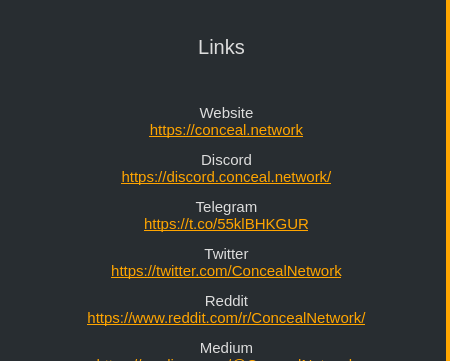
ConcealNetwork/conceal-desktop, file src/gui/ui/linksdialog.ui: the form before one commit; both pictures show x 0 to 450 and y 0 to 361 of the 450 by 597 pixel window.
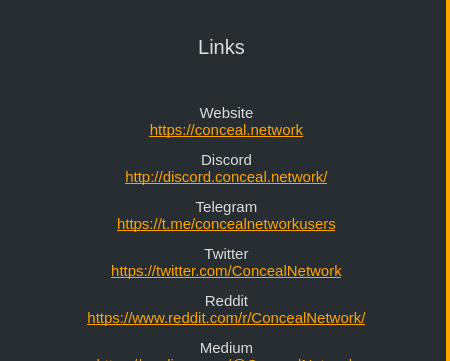
The form after the commit.

```diff
--- a/src/gui/ui/linksdialog.ui
+++ b/src/gui/ui/linksdialog.ui
@@ -68,7 +68,7 @@
 border-right: 0px;</string>
       </property>
       <property name="text">
-       <string>&lt;html&gt;&lt;head/&gt;&lt;body&gt;&lt;p align=&quot;center&quot;&gt;Website&lt;br/&gt;&lt;a href=&quot;https://conceal.network&quot;&gt;&lt;span style=&quot; text-decoration: underline; color:#ffa500;&quot;&gt;https://conceal.network&lt;/span&gt;&lt;/a&gt;&lt;/p&gt;&lt;p align=&quot;center&quot;&gt;Discord&lt;br/&gt;&lt;a href=&quot;https://discord.conceal.network/&quot;&gt;&lt;span style=&quot; text-decoration: underline; color:#ffa500;&quot;&gt;https://discord.conceal.network/&lt;/span&gt;&lt;/a&gt;&lt;/p&gt;&lt;p align=&quot;center&quot;&gt;Telegram&lt;br/&gt;&lt;a href=&quot;https://t.co/55klBHKGUR&quot;&gt;&lt;span style=&quot; text-decoration: underline; color:#ffa500;&quot;&gt;https://t.co/55klBHKGUR&lt;/span&gt;&lt;/a&gt;&lt;/p&gt;&lt;p align=&quot;center&quot;&gt;Twitter&lt;br/&gt;&lt;a href=&quot;https://twitter.com/ConcealNetwork&quot;&gt;&lt;span style=&quot; text-decoration: underline; color:#ffa500;&quot;&gt;https://twitter.com/ConcealNetwork&lt;/span&gt;&lt;/a&gt;&lt;/p&gt;&lt;p align=&quot;center&quot;&gt;Reddit&lt;br/&gt;&lt;a href=&quot;https://www.reddit.com/r/ConcealNetwork/&quot;&gt;&lt;span style=&quot; text-decoration: underline; color:#ffa500;&quot;&gt;https://www.reddit.com/r/ConcealNetwork/&lt;/span&gt;&lt;/a&gt;&lt;/p&gt;&lt;p align=&quot;center&quot;&gt;Medium&lt;br/&gt;&lt;a href=&quot;https://medium.com/@ConcealNetwork&quot;&gt;&lt;span style=&quot; text-decoration: underline; color:#ffa500;&quot;&gt;https://medium.com/@ConcealNetwork&lt;/span&gt;&lt;/a&gt;&lt;/p&gt;&lt;p align=&quot;center&quot;&gt;Github&lt;br/&gt;&lt;a href=&quot;https://github.com/ConcealNetwork&quot;&gt;&lt;span style=&quot; text-decoration: underline; color:#ffa500;&quot;&gt;https://github.com/ConcealNetwork&lt;/span&gt;&lt;/a&gt;&lt;/p&gt;&lt;p align=&quot;center&quot;&gt;Bitcointalk&lt;br/&gt;&lt;a href=&quot;https://bitcointalk.org/index.php?topic=5086106&quot;&gt;&lt;span style=&quot; text-decoration: underline; color:#ffa500;&quot;&gt;https://bitcointalk.org/index.php?topic=5086106&lt;/span&gt;&lt;/a&gt;&lt;/p&gt;&lt;/body&gt;&lt;/html&gt;</string>
+       <string>&lt;html&gt;&lt;head/&gt;&lt;body&gt;&lt;p align=&quot;center&quot;&gt;Website&lt;br/&gt;&lt;a href=&quot;https://conceal.network&quot;&gt;&lt;span style=&quot; text-decoration: underline; color:#ffa500;&quot;&gt;https://conceal.network&lt;/span&gt;&lt;/a&gt;&lt;/p&gt;&lt;p align=&quot;center&quot;&gt;Discord&lt;br/&gt;&lt;a href=&quot;http://discord.conceal.network/&quot;&gt;&lt;span style=&quot; text-decoration: underline; color:#ffa500;&quot;&gt;http://discord.conceal.network/&lt;/span&gt;&lt;/a&gt;&lt;/p&gt;&lt;p align=&quot;center&quot;&gt;Telegram&lt;br/&gt;&lt;a href=&quot;https://t.me/concealnetworkusers&quot;&gt;&lt;span style=&quot; text-decoration: underline; color:#ffa500;&quot;&gt;https://t.me/concealnetworkusers&lt;/span&gt;&lt;/a&gt;&lt;/p&gt;&lt;p align=&quot;center&quot;&gt;Twitter&lt;br/&gt;&lt;a href=&quot;https://twitter.com/ConcealNetwork&quot;&gt;&lt;span style=&quot; text-decoration: underline; color:#ffa500;&quot;&gt;https://twitter.com/ConcealNetwork&lt;/span&gt;&lt;/a&gt;&lt;/p&gt;&lt;p align=&quot;center&quot;&gt;Reddit&lt;br/&gt;&lt;a href=&quot;https://www.reddit.com/r/ConcealNetwork/&quot;&gt;&lt;span style=&quot; text-decoration: underline; color:#ffa500;&quot;&gt;https://www.reddit.com/r/ConcealNetwork/&lt;/span&gt;&lt;/a&gt;&lt;/p&gt;&lt;p align=&quot;center&quot;&gt;Medium&lt;br/&gt;&lt;a href=&quot;https://medium.com/@ConcealNetwork&quot;&gt;&lt;span style=&quot; text-decoration: underline; color:#ffa500;&quot;&gt;https://medium.com/@ConcealNetwork&lt;/span&gt;&lt;/a&gt;&lt;/p&gt;&lt;p align=&quot;center&quot;&gt;Github&lt;br/&gt;&lt;a href=&quot;https://github.com/ConcealNetwork&quot;&gt;&lt;span style=&quot; text-decoration: underline; color:#ffa500;&quot;&gt;https://github.com/ConcealNetwork&lt;/span&gt;&lt;/a&gt;&lt;/p&gt;&lt;p align=&quot;center&quot;&gt;Bitcointalk&lt;br/&gt;&lt;a href=&quot;https://bitcointalk.org/index.php?topic=5086106&quot;&gt;&lt;span style=&quot; text-decoration: underline; color:#ffa500;&quot;&gt;https://bitcointalk.org/index.php?topic=5086106&lt;/span&gt;&lt;/a&gt;&lt;/p&gt;&lt;/body&gt;&lt;/html&gt;</string>
       </property>
       <property name="textFormat">
        <enum>Qt::RichText</enum>
```
